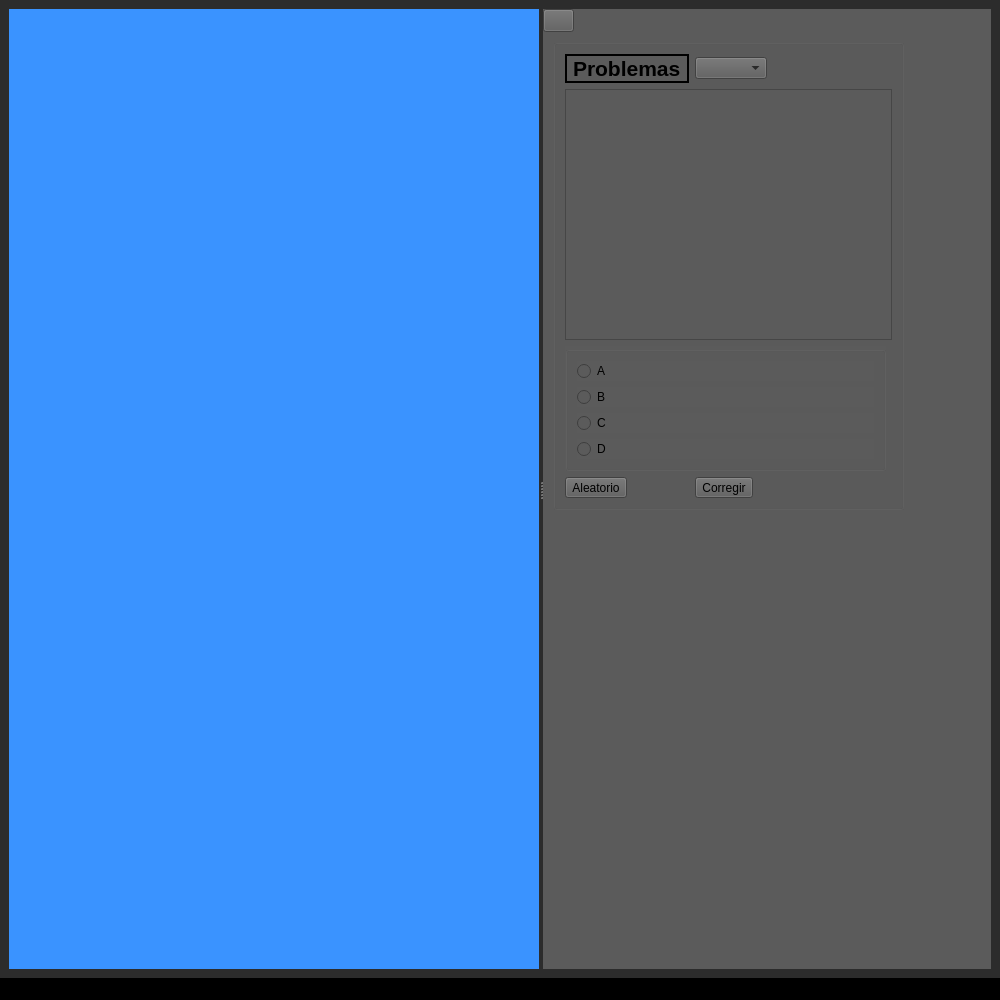
Before: the Qt Designer form Trabajo/mainwindow.ui in KaiacUPV/PROYECTO-IHM, drawn with Qt 5.
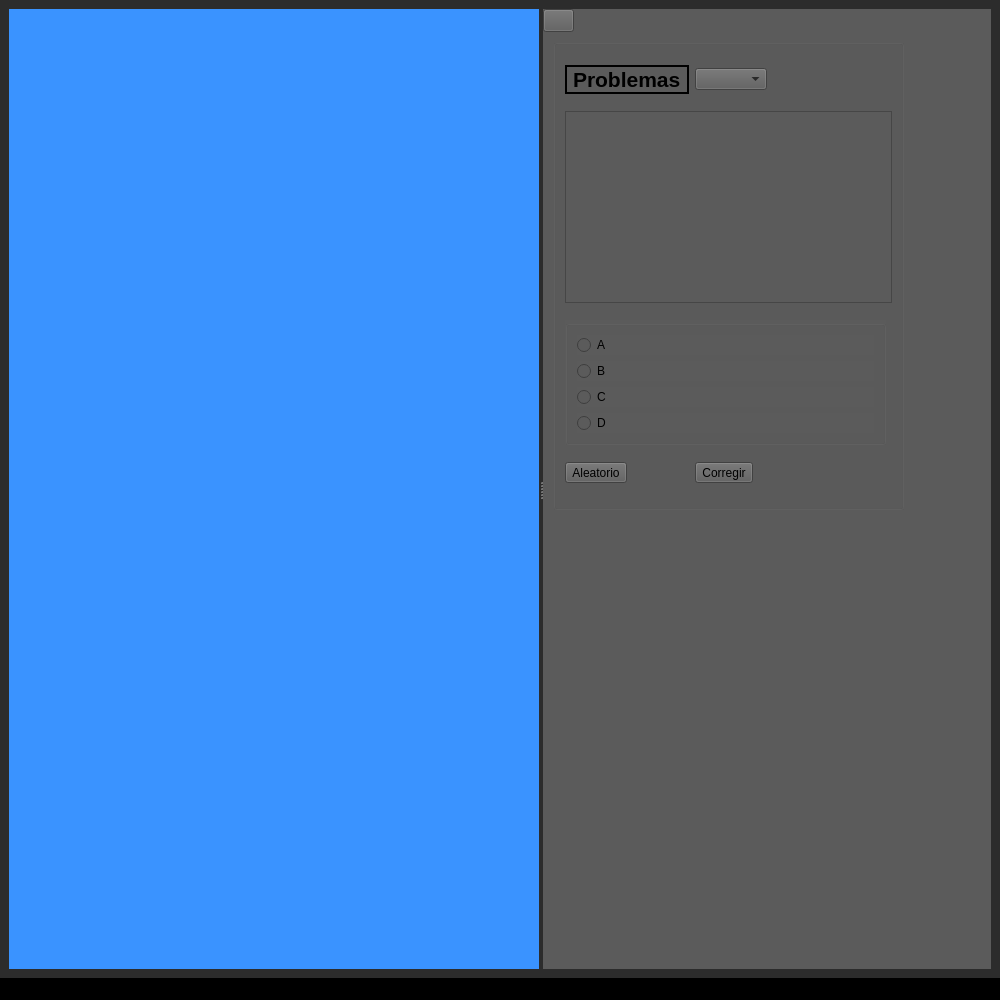
After: the same form once the commit is applied. The open tabs and pages were chosen to show the change.

What changed in the file:
```diff
--- a/Trabajo/mainwindow.ui
+++ b/Trabajo/mainwindow.ui
@@ -763,7 +763,7 @@
              </rect>
             </property>
             <property name="sizePolicy">
-             <sizepolicy hsizetype="MinimumExpanding" vsizetype="Preferred">
+             <sizepolicy hsizetype="MinimumExpanding" vsizetype="Minimum">
               <horstretch>0</horstretch>
               <verstretch>0</verstretch>
              </sizepolicy>
@@ -773,10 +773,23 @@
             </property>
             <layout class="QGridLayout" name="gridLayout_7">
              <item row="1" column="0" colspan="4">
-              <widget class="QTextEdit" name="enunciado"/>
+              <widget class="QTextEdit" name="enunciado">
+               <property name="sizePolicy">
+                <sizepolicy hsizetype="Expanding" vsizetype="Maximum">
+                 <horstretch>0</horstretch>
+                 <verstretch>0</verstretch>
+                </sizepolicy>
+               </property>
+              </widget>
              </item>
              <item row="2" column="0" colspan="3">
               <widget class="QGroupBox" name="groupAnswer">
+               <property name="sizePolicy">
+                <sizepolicy hsizetype="Preferred" vsizetype="Maximum">
+                 <horstretch>0</horstretch>
+                 <verstretch>0</verstretch>
+                </sizepolicy>
+               </property>
                <property name="title">
                 <string/>
                </property>
```
Left out of the diff: 12 changed lines with no effect on the pictures.
